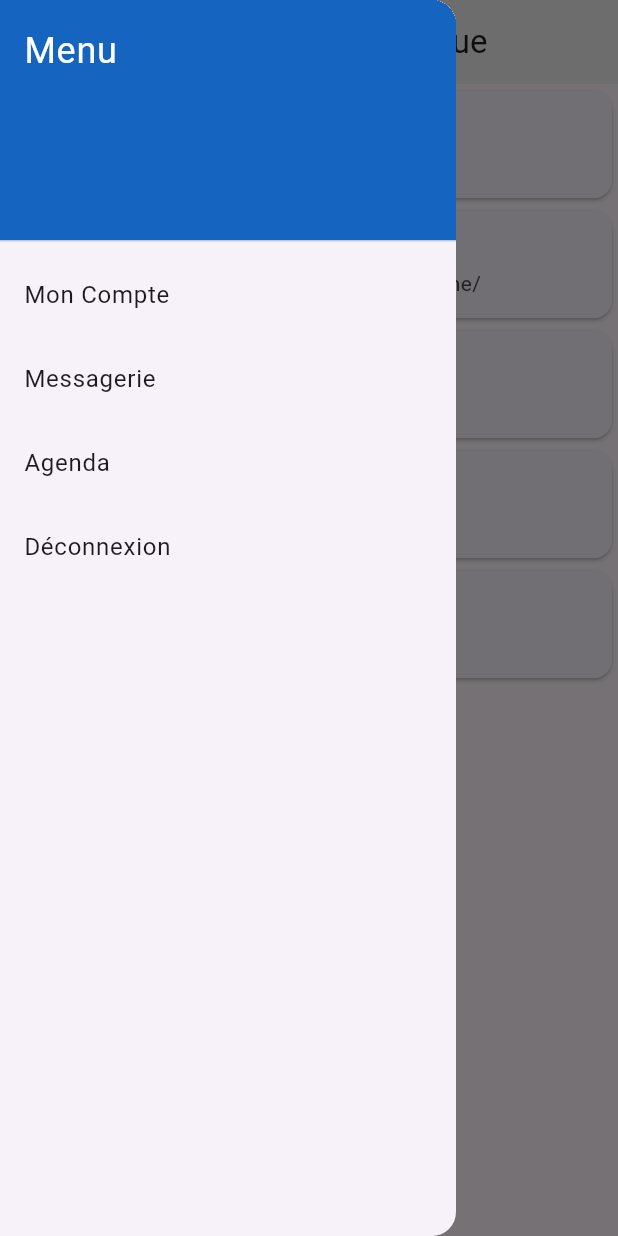
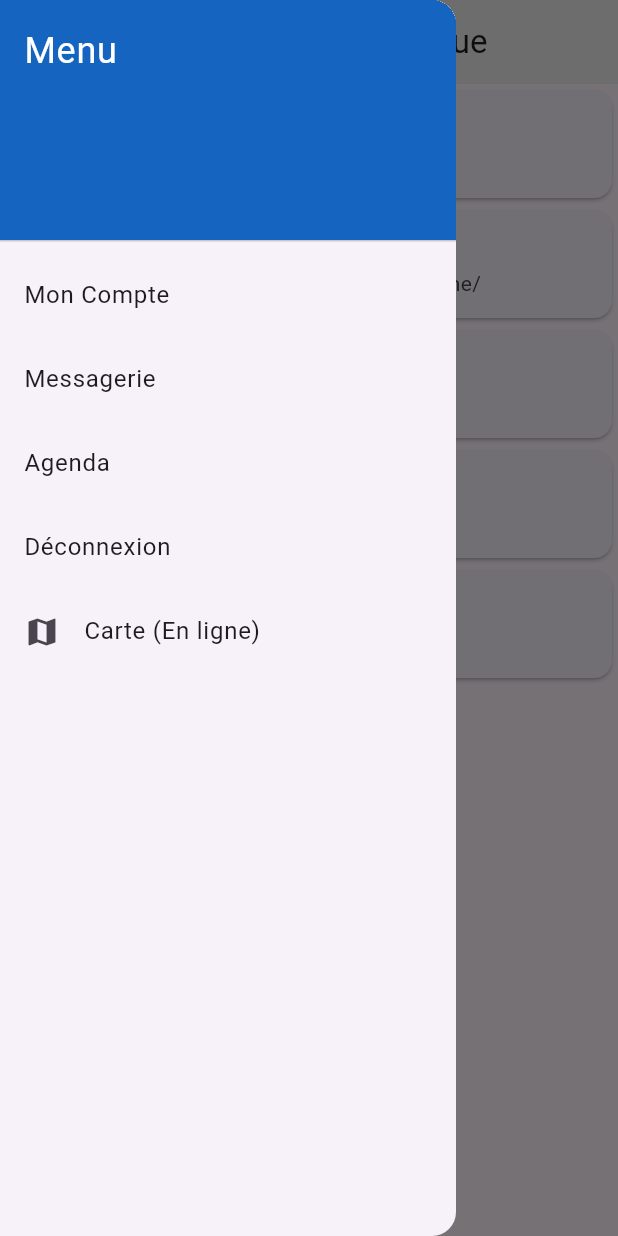
Before and after one commit to CDA6/leodys, a Flutter app: the screen it shows after launch, with the side drawer open, on a phone screen of 412 x 824 dp. Run offline on Flutter 3.47's test engine with Material 3 defaults, Android fonts, the phone set to English and light mode, and no system bars; our stand-ins replace internet_connection_checker, logger, supabase_flutter; accounts and stored records are empty.

Commit message:
feat(internetConnection): update InternetUtil so now we can use it to directly listen to any connection update. Add an utilisation in nav_widget as a new page in the drawer (no route currently defined).

```diff
--- a/lib/main.dart
+++ b/lib/main.dart
@@ -1,3 +1,4 @@
+import 'package:Leodys/utils/internet_util.dart';
 import 'package:flutter/material.dart';
 import 'package:supabase_flutter/supabase_flutter.dart';
 
@@ -6,6 +7,9 @@ import 'nav_widget.dart';
 
 void main() async {
   WidgetsFlutterBinding.ensureInitialized();
+
+  //Init our internet listener and current status
+  await InternetUtil.init();
 
   // Initialisation de Supabase avec l'URL du projet et la clé anonyme
   await Supabase.initialize(
--- a/lib/nav_widget.dart
+++ b/lib/nav_widget.dart
@@ -1,5 +1,7 @@
 import 'package:Leodys/utils/internet_util.dart';
+import 'package:Leodys/utils/platform_util.dart';
 import 'package:flutter/material.dart';
+import 'package:internet_connection_checker/internet_connection_checker.dart';
 import 'package:url_launcher/url_launcher.dart';
 
 /// Page d'accueil
@@ -147,6 +149,23 @@ class _HomePageState extends State<HomePage> {
 
             },
           ),
+
+          if (PlatformUtil.isAndroid)
+            ListTile(
+              leading: const Icon(Icons.map),
+              title: StreamBuilder<InternetConnectionStatus>(
+                initialData: InternetUtil.lastKnownStatus,
+                stream: InternetUtil.onStatusChange,
+                builder: (context, snapshot){
+                  final isOnline = snapshot.data == InternetConnectionStatus.connected;
+                  return Text(isOnline ? 'Carte (En ligne)' : 'Carte (Mode hors-ligne)');
+                },
+              ),
+              onTap: () async{
+                Navigator.pop(context);
+                Navigator.pushNamed(context, "");
+              },
+            ),
         ],
       ),
     );
@@ -156,7 +175,7 @@ class _HomePageState extends State<HomePage> {
   void _launchURL(String url, bool needsInternet) async {
     // Vérifier la connexion Internet si nécessaire
     if (needsInternet) {
-      bool hasInternet = await InternetUtil.hasInternetAccess();
+      bool hasInternet = InternetUtil.isConnected;
       if (!hasInternet) {
         ScaffoldMessenger.of(context).showSnackBar(
           const SnackBar(
--- a/lib/utils/internet_util.dart
+++ b/lib/utils/internet_util.dart
@@ -1,9 +1,36 @@
+import 'dart:async';
+import 'package:Leodys/utils/app_logger.dart';
 import 'package:internet_connection_checker/internet_connection_checker.dart';
 
 class InternetUtil
 {
-  static Future<bool> hasInternetAccess() async
+  //Stream to listen
+  static final StreamController<InternetConnectionStatus> _statusController =
+  StreamController<InternetConnectionStatus>.broadcast();
+
+  static InternetConnectionStatus? _lastKnownStatus;
+
+  static InternetConnectionStatus? get lastKnownStatus => _lastKnownStatus;
+  static bool get isConnected => _lastKnownStatus == InternetConnectionStatus.connected;
+
+  //access to the stream to bind another object from outside
+  static Stream<InternetConnectionStatus> get onStatusChange => _statusController.stream;
+
+  //need to be called once only
+  static Future<void> init() async
   {
-    return InternetConnectionChecker.instance.hasConnection;
+    _lastKnownStatus = await InternetConnectionChecker.instance.connectionStatus;
+    AppLogger().info("Initial connection status detected : $_lastKnownStatus");
+    if (_lastKnownStatus != null) {
+      _statusController.add(_lastKnownStatus!);
+    }
+
+    InternetConnectionChecker.instance.onStatusChange.listen((status){
+      AppLogger().info("Connexion status changed to : $status");
+      _lastKnownStatus = status;
+      _statusController.add(status);
+    });
+
+    AppLogger().info("End Internet util initialisation");
   }
 }
```
